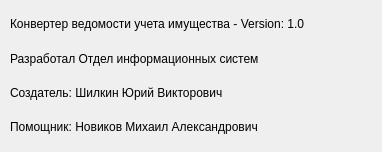
Before: the Qt Designer form AboutForm.ui in Bors1k/property-analysis-system, drawn with Qt 5.
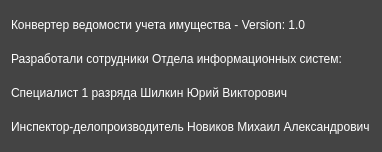
After: the same form once the commit is applied.

What changed in the file:
```diff
--- a/AboutForm.ui
+++ b/AboutForm.ui
@@ -37,46 +37,43 @@
   <property name="windowTitle">
    <string>Dialog</string>
   </property>
-  <widget class="QWidget" name="gridLayoutWidget">
-   <property name="geometry">
-    <rect>
-     <x>10</x>
-     <y>10</y>
-     <width>361</width>
-     <height>131</height>
-    </rect>
-   </property>
-   <layout class="QGridLayout" name="gridLayout">
-    <item row="2" column="0">
-     <widget class="QLabel" name="label_2">
-      <property name="text">
-       <string>Создатель: Шилкин Юрий Викторович</string>
-      </property>
-     </widget>
-    </item>
-    <item row="0" column="0">
+  <property name="styleSheet">
+   <string notr="true">background-color: #444444;
+color: white;</string>
+  </property>
+  <layout class="QVBoxLayout" name="verticalLayout">
+   <item>
      <widget class="QLabel" name="label_4">
       <property name="text">
        <string>Конвертер ведомости учета имущества - Version: 1.0</string>
       </property>
      </widget>
     </item>
-    <item row="1" column="0">
-     <widget class="QLabel" name="label_3">
+   <item>
+    <widget class="QLabel" name="label_2">
+     <property name="styleSheet">
+      <string notr="true">font: 75 8pt &quot;MS Shell Dlg 2&quot;;</string>
+     </property>
       <property name="text">
-       <string>Разработал Отдел информационных систем</string>
+      <string>Разработали сотрудники Отдела информационных систем:</string>
       </property>
      </widget>
     </item>
-    <item row="3" column="0">
+   <item>
+    <widget class="QLabel" name="label_5">
+     <property name="text">
+      <string>Специалист 1 разряда Шилкин Юрий Викторович</string>
+     </property>
+    </widget>
+   </item>
+   <item>
      <widget class="QLabel" name="label">
       <property name="text">
-       <string>Помощник: Новиков Михаил Александрович</string>
+      <string>Инспектор-делопроизводитель Новиков Михаил Александрович</string>
       </property>
      </widget>
     </item>
    </layout>
-  </widget>
  </widget>
  <resources/>
  <connections/>
```
Lines whose indentation alone changed are shown as unchanged.
